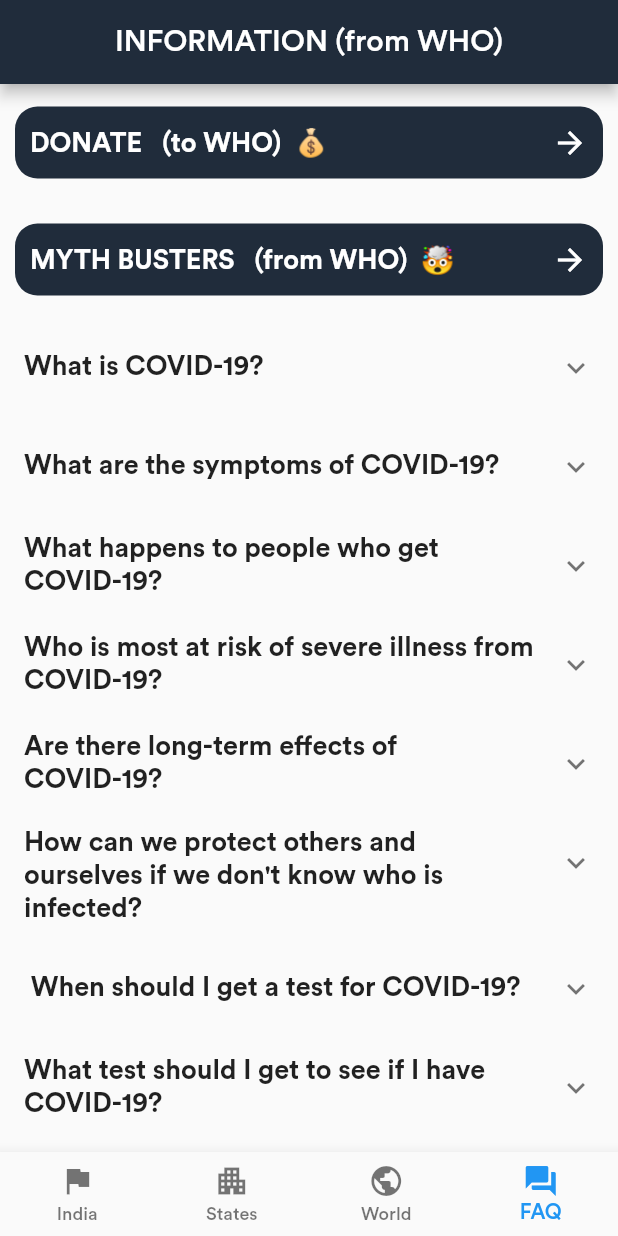
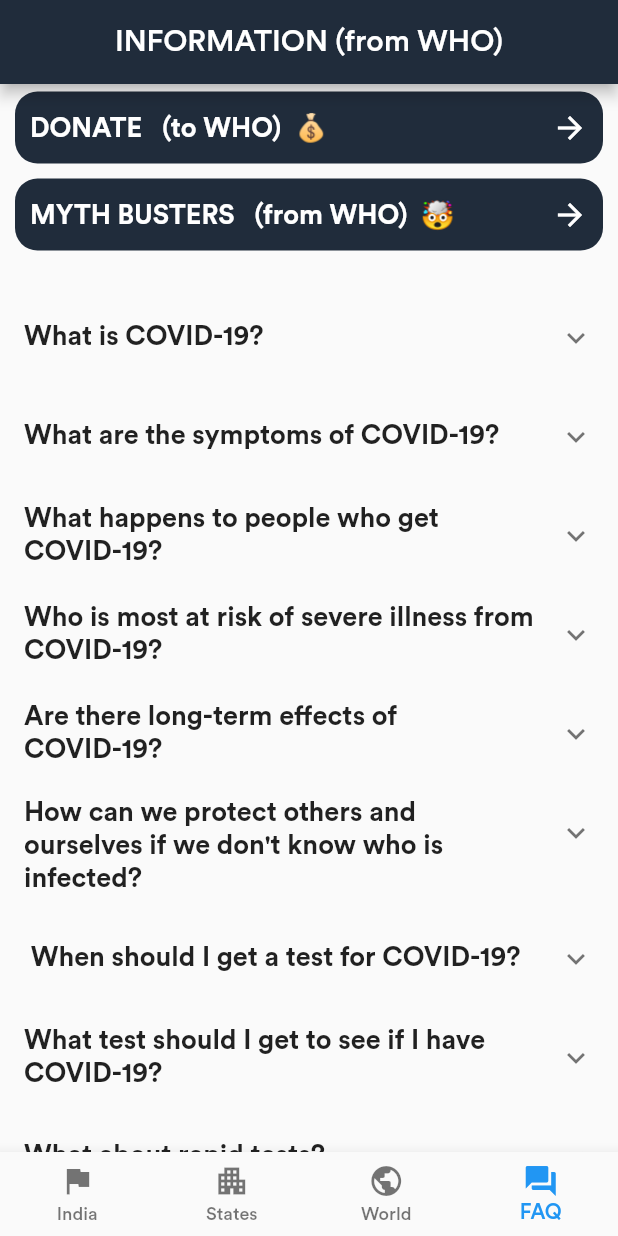
Before and after one commit to IAmMaulik/flutter_covid_tracker, a Flutter app: the screen it shows after launch, item 4 of the bottom bar chosen, on a phone screen of 412 x 824 dp. Run offline on Flutter 3.47's test engine with Material 2 defaults, Android fonts, the phone set to English and light mode, and no system bars; our stand-ins replace pie_chart; network calls fail.

```diff
--- a/lib/tabs/info/components/donate.dart
+++ b/lib/tabs/info/components/donate.dart
@@ -11,7 +11,7 @@ class Donate extends StatelessWidget {
       },
       child: Container(
         padding: EdgeInsets.symmetric(vertical: 12, horizontal: 10),
-        margin: EdgeInsets.symmetric(vertical: 15, horizontal: 10),
+        margin: EdgeInsets.symmetric(vertical: 5, horizontal: 10),
         decoration: BoxDecoration(
           color: primaryBlack,
           borderRadius: BorderRadius.circular(15.0),
--- a/lib/tabs/info/components/mythbusters.dart
+++ b/lib/tabs/info/components/mythbusters.dart
@@ -12,7 +12,7 @@ class Mythbusters extends StatelessWidget {
       },
       child: Container(
         padding: EdgeInsets.symmetric(vertical: 12, horizontal: 10),
-        margin: EdgeInsets.symmetric(vertical: 15, horizontal: 10),
+        margin: EdgeInsets.symmetric(vertical: 5, horizontal: 10),
         decoration: BoxDecoration(
           color: primaryBlack,
           borderRadius: BorderRadius.circular(15.0),
--- a/lib/tabs/info/infoPageHome.dart
+++ b/lib/tabs/info/infoPageHome.dart
@@ -10,6 +10,7 @@ class InfoPage extends StatelessWidget {
       children: <Widget>[
         Donate(),
         Mythbusters(),
+        SizedBox(height: 20),
         FAQs(),
       ],
     );
```
